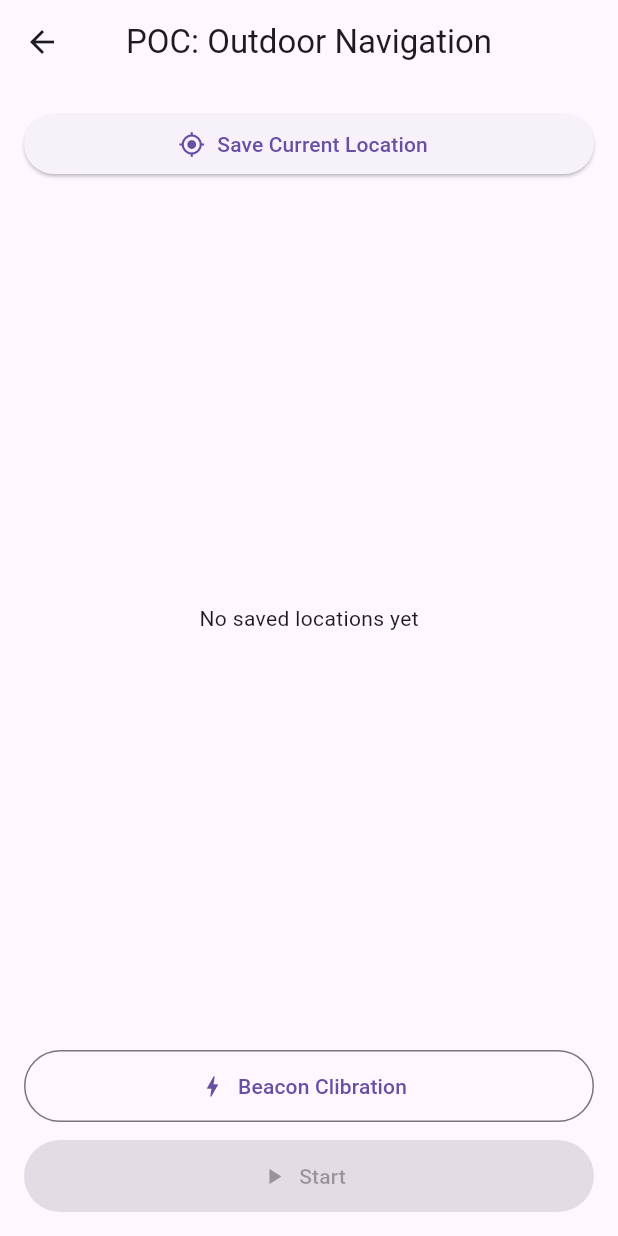
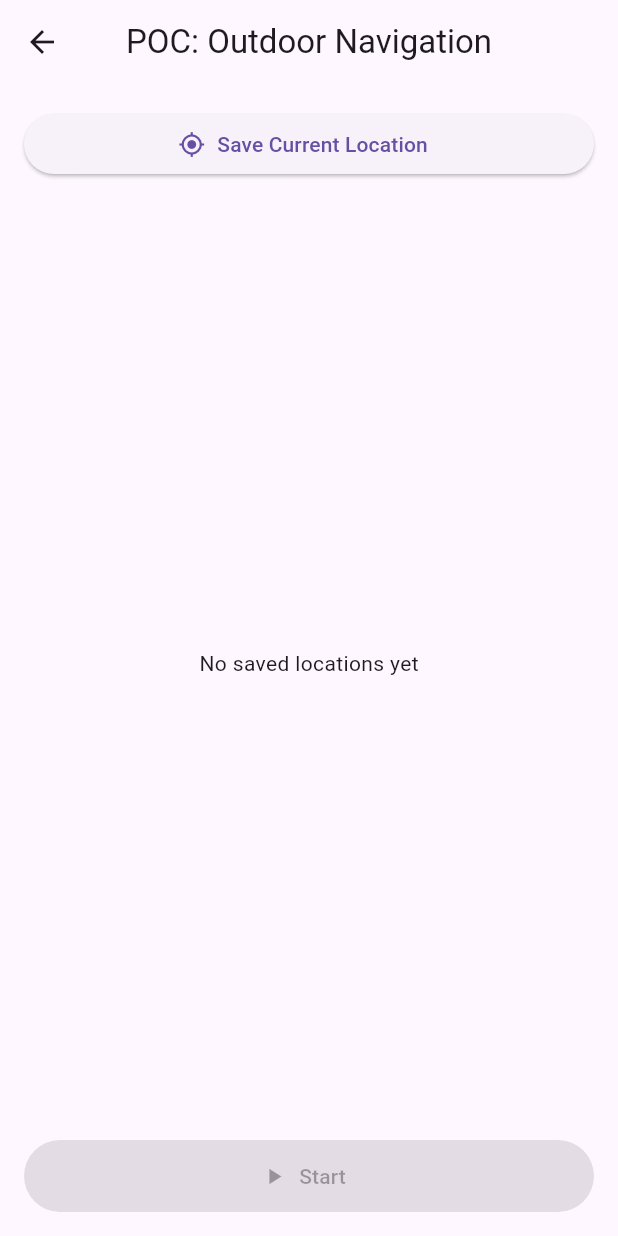
Before and after one commit to YudizAndroidSiddharth/ar_navigation_cloud_anchor, a Flutter app: the PocHomeScreen screen opened directly, on a phone screen of 412 x 824 dp. Run offline on Flutter 3.47's test engine with Material 3 defaults, Android fonts, the light colour scheme and no system bars; our stand-ins replace cloud_firestore, firebase_core, flutter_blue_plus, flutter_compass, geolocator, get and 4 more; missing offline and left inert: ar_flutter_plugin, beacon_broadcast; accounts and stored records are empty.

Commit message:
minor changes

```diff
--- a/lib/poc/screens/poc_home_screen/poc_home_screen.dart
+++ b/lib/poc/screens/poc_home_screen/poc_home_screen.dart
@@ -6,7 +6,6 @@ import 'package:geolocator/geolocator.dart';
 
 import '../../models/saved_location.dart';
 import '../../storage/location_storage.dart';
-import '../poc_beacon_mode_screen/beacon_mode_screen.dart';
 import '../poc_navigation_screen/poc_navigation_screen.dart';
 
 /// Home screen for the POC:
@@ -258,15 +257,7 @@ class _PocHomeScreenState extends State<PocHomeScreen> {
                               },
                             ),
                     ),
-                    const SizedBox(height: 12),
-                    OutlinedButton.icon(
-                      onPressed: _openBeaconMode,
-                      icon: const Icon(Icons.bolt),
-                      label: const Text('Beacon Clibration'),
-                      style: OutlinedButton.styleFrom(
-                        minimumSize: const Size.fromHeight(48),
-                      ),
-                    ),
+
                     const SizedBox(height: 12),
                     ElevatedButton.icon(
                       onPressed: _canStartNavigation ? _startNavigation : null,
```
Also changed, not shown: lib/poc/screens/poc_navigation_screen/controller/poc_navigation_controller.dart (+32 -6 lines).
